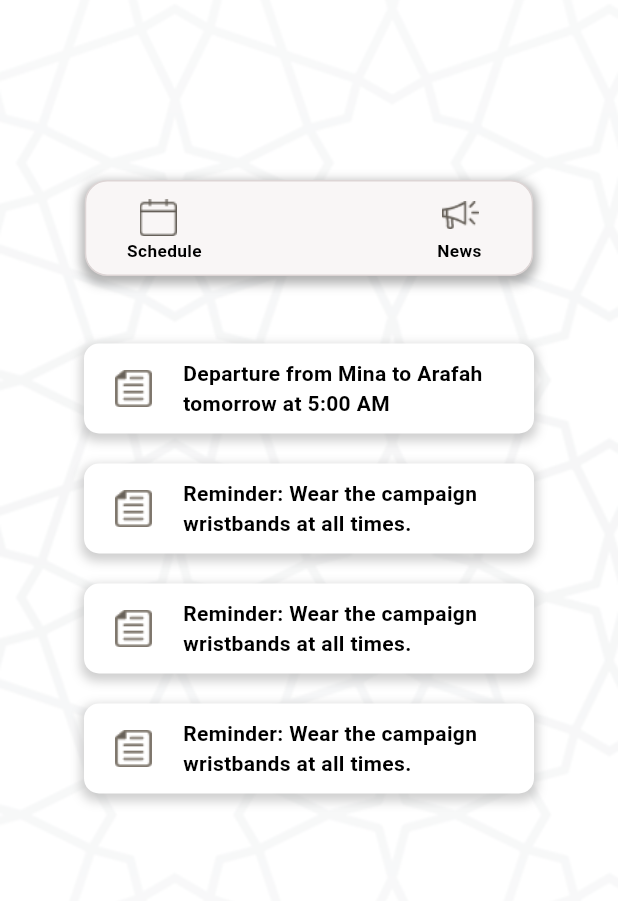
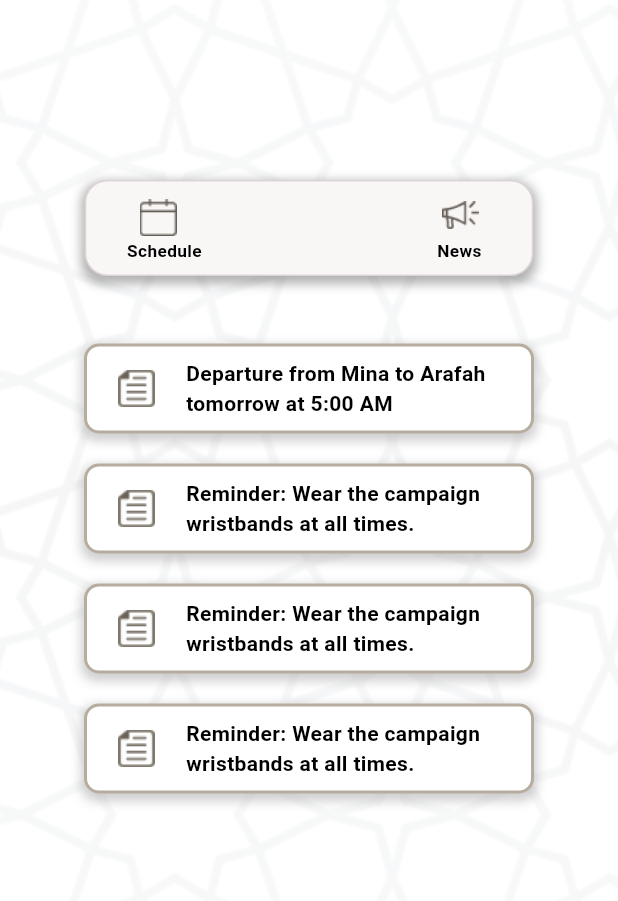
Before and after one commit to ftkii/gp-yusur, a Flutter app: the Schedulecampaign screen opened directly, after a tap on the "arrow forward" icon, on a phone screen of 412 x 824 dp, the part 84-985 px from its top. Run offline on Flutter 3.47's test engine with Material 3 defaults, Android fonts, the phone set to English and light mode, and no system bars.

Commit message:
jana
I changed the colors

```diff
--- a/lib/Screens/campaign_news.dart
+++ b/lib/Screens/campaign_news.dart
@@ -170,6 +170,11 @@ class campaign_news extends StatelessWidget {
                       decoration: BoxDecoration(
                         color: Colors.white,
                         borderRadius: BorderRadius.circular(10),
+                        border: Border.all(
+                          color: const Color(0xFFB7AD9F),
+                          width: 2,
+                          style: BorderStyle.solid,
+                        ),
                         boxShadow: [
                           BoxShadow(
                             color: Colors.grey.withOpacity(0.5),
@@ -211,6 +216,11 @@ class campaign_news extends StatelessWidget {
                       decoration: BoxDecoration(
                         color: Colors.white,
                         borderRadius: BorderRadius.circular(10),
+                        border: Border.all(
+                          color: const Color(0xFFB7AD9F),
+                          width: 2,
+                          style: BorderStyle.solid,
+                        ),
                         boxShadow: [
                           BoxShadow(
                             color: Colors.grey.withOpacity(0.5),
@@ -252,6 +262,11 @@ class campaign_news extends StatelessWidget {
                       decoration: BoxDecoration(
                         color: Colors.white,
                         borderRadius: BorderRadius.circular(10),
+                        border: Border.all(
+                          color: const Color(0xFFB7AD9F),
+                          width: 2,
+                          style: BorderStyle.solid,
+                        ),
                         boxShadow: [
                           BoxShadow(
                             color: Colors.grey.withOpacity(0.5),
@@ -293,6 +308,11 @@ class campaign_news extends StatelessWidget {
                       decoration: BoxDecoration(
                         color: Colors.white,
                         borderRadius: BorderRadius.circular(10),
+                        border: Border.all(
+                          color: const Color(0xFFB7AD9F),
+                          width: 2,
+                          style: BorderStyle.solid,
+                        ),
                         boxShadow: [
                           BoxShadow(
                             color: Colors.grey.withOpacity(0.5),
--- a/lib/Screens/schedulecampaign.dart
+++ b/lib/Screens/schedulecampaign.dart
@@ -46,10 +46,9 @@ class Schedulecampaign extends StatelessWidget {
                       width: 299,
                       height: 64,
                       decoration: BoxDecoration(
-                        color: const Color.fromARGB(255, 249, 246, 246),
+                        color: Colors.white,
                         borderRadius: BorderRadius.circular(15),
-                        border: Border.all(
-                            color: const Color.fromARGB(255, 221, 213, 213)),
+                        border: Border.all(color: const Color(0xFFB7AD9F)),
                         boxShadow: [
                           BoxShadow(
                             color: const Color.fromARGB(255, 0, 0, 0)
@@ -142,8 +141,7 @@ class Schedulecampaign extends StatelessWidget {
                       decoration: BoxDecoration(
                         color: Colors.white,
                         borderRadius: BorderRadius.circular(30),
-                        border: Border.all(
-                            color: const Color.fromARGB(255, 221, 213, 213)),
+                        border: Border.all(color: const Color(0xFFB7AD9F)),
                       ),
                       child: Row(
                         mainAxisAlignment: MainAxisAlignment.start,
@@ -177,8 +175,7 @@ class Schedulecampaign extends StatelessWidget {
                       decoration: BoxDecoration(
                         color: Colors.white,
                         borderRadius: BorderRadius.circular(15),
-                        border: Border.all(
-                            color: const Color.fromARGB(255, 221, 213, 213)),
+                        border: Border.all(color: const Color(0xFFB7AD9F)),
                       ),
                       child: const Center(
                         child: Text(
@@ -198,8 +195,7 @@ class Schedulecampaign extends StatelessWidget {
                       decoration: BoxDecoration(
                         color: Colors.white,
                         borderRadius: BorderRadius.circular(15),
-                        border: Border.all(
-                            color: const Color.fromARGB(255, 221, 213, 213)),
+                        border: Border.all(color: const Color(0xFFB7AD9F)),
                       ),
                       child: const Center(
                         child: Text(
@@ -219,8 +215,7 @@ class Schedulecampaign extends StatelessWidget {
                       decoration: BoxDecoration(
                         color: Colors.white,
                         borderRadius: BorderRadius.circular(15),
-                        border: Border.all(
-                            color: const Color.fromARGB(255, 221, 213, 213)),
+                        border: Border.all(color: const Color(0xFFB7AD9F)),
                       ),
                       child: const Center(
                         child: Text(
--- a/lib/main.dart
+++ b/lib/main.dart
@@ -1,6 +1,7 @@
 import 'package:flutter/material.dart';
 //import 'package:projct_gp/Screens/schedulecampaign.dart';
-import 'package:projct_gp/Screens/campaign_news.dart';
+//import 'package:projct_gp/Screens/campaign_news.dart';
+import 'package:projct_gp/Screens/support.dart';
 //import 'Screens/support.dart';
 
 void main() {
@@ -20,6 +21,6 @@ class MyApp extends StatelessWidget {
           colorScheme: ColorScheme.fromSeed(seedColor: Colors.deepPurple),
           useMaterial3: true,
         ),
-        home: campaign_news());
+        home: HomePage());
   }
 }
```
Also changed, not shown: lib/Screens/support.dart (+5 -8 lines).
